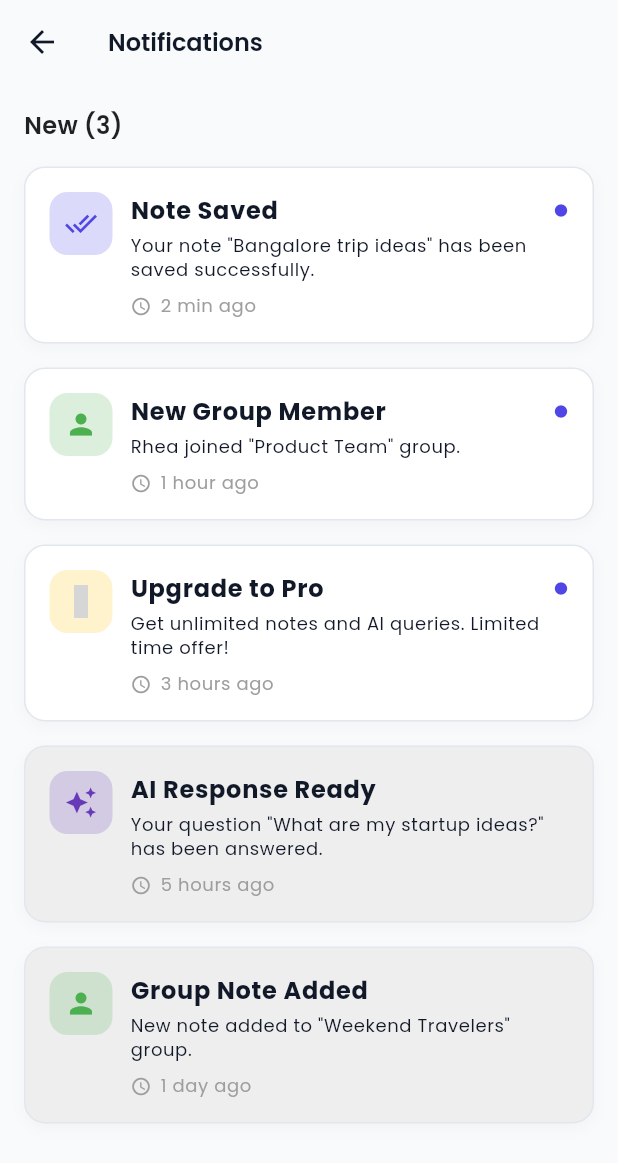
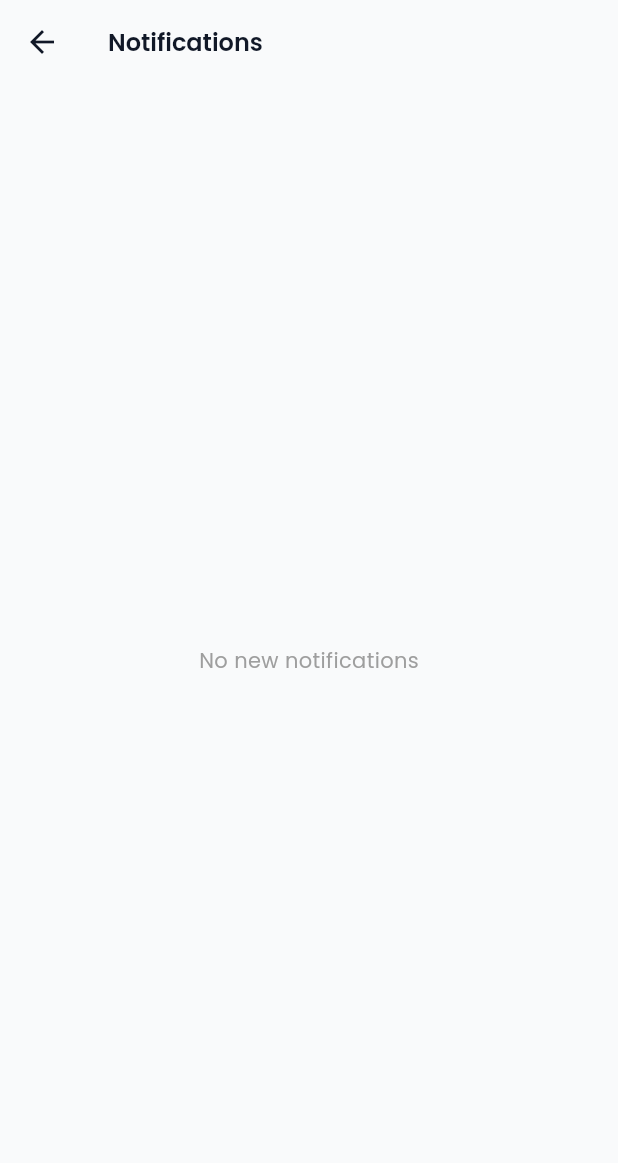
Before and after one commit to fazilmobil80/LimeWyre, a Flutter app: the NotificationsPage screen opened directly, on a phone screen of 412 x 824 dp. Shown: the top 1163 px of the screen. Run offline on Flutter 3.47's test engine with Material 3 defaults, Android fonts, the phone set to English and light mode, and no system bars; our stand-ins replace flutter_linkify, fluttertoast, get, google_fonts, hive_flutter, iconsax and 3 more; missing offline and left inert: amplify_api, amplify_auth_cognito, amplify_flutter, amplify_storage_s3, receive_sharing_intent; accounts and stored records are empty; network calls fail; grey boxes are pictures that could not be loaded.

Commit message:
Fixed login internet, Subscription page, notification page_Android

```diff
--- a/limewyre/lib/appModules/group/group_note.dart
+++ b/limewyre/lib/appModules/group/group_note.dart
@@ -260,7 +260,7 @@ class _GroupNoteState extends State<GroupNote> {
           const SizedBox(height: 6),
 
           Text(
-            'Start adding you thoughts and moments..',
+            'Start adding your thoughts and moments..',
             textAlign: TextAlign.center,
             style: Get.textTheme.bodyMedium!.copyWith(
               color: Colors.grey.shade500,
--- a/limewyre/lib/appModules/notes/personal_notes.dart
+++ b/limewyre/lib/appModules/notes/personal_notes.dart
@@ -221,7 +221,7 @@ class _PersonalNotesState extends State<PersonalNotes> {
           const SizedBox(height: 6),
 
           Text(
-            'Start adding you thoughts and moments..',
+            'Start adding your thoughts and moments..',
             textAlign: TextAlign.center,
             style: Get.textTheme.bodyMedium!.copyWith(
               color: Colors.grey.shade500,
--- a/limewyre/lib/appModules/notifications/notification_controller.dart
+++ b/limewyre/lib/appModules/notifications/notification_controller.dart
@@ -1,51 +1,48 @@
-import 'package:flutter/material.dart';
 import 'package:get/get.dart';
-import 'package:iconsax/iconsax.dart';
-import 'package:limewyre/utils/const_page.dart';
 
 class NotificationController extends GetxController {
   List newNotifications = [
-    {
-      'icon': Icons.done_all,
-      'iconBg': ColorConst.primaryColor,
-      'title': "Note Saved",
-      'message':
-          'Your note "Bangalore trip ideas" has been saved successfully.',
-      'time': "2 min ago",
-      'isRead': false,
-    },
-    {
-      'icon': Icons.person,
-      'iconBg': ColorConst.groupPrimary,
-      'title': "New Group Member",
-      'message': 'Rhea joined "Product Team" group.',
-      'time': "1 hour ago",
-      'isRead': false,
-    },
-    {
-      'icon': Iconsax.crown1,
-      'iconBg': Colors.amber,
-      'title': "Upgrade to Pro",
-      'message': 'Get unlimited notes and AI queries. Limited time offer!',
-      'time': "3 hours ago",
-      'isRead': false,
-    },
-    {
-      'icon': Icons.auto_awesome,
-      'iconBg': ColorConst.secondaryColor,
-      'title': "AI Response Ready",
-      'message':
-          'Your question "What are my startup ideas?" has been answered.',
-      'time': "5 hours ago",
-      'isRead': true,
-    },
-    {
-      'icon': Icons.person,
-      'iconBg': ColorConst.groupPrimary,
-      'title': "Group Note Added",
-      'message': 'New note added to "Weekend Travelers" group.',
-      'time': "1 day ago",
-      'isRead': true,
-    },
+    // {
+    //   'icon': Icons.done_all,
+    //   'iconBg': ColorConst.primaryColor,
+    //   'title': "Note Saved",
+    //   'message':
+    //       'Your note "Bangalore trip ideas" has been saved successfully.',
+    //   'time': "2 min ago",
+    //   'isRead': false,
+    // },
+    // {
+    //   'icon': Icons.person,
+    //   'iconBg': ColorConst.groupPrimary,
+    //   'title': "New Group Member",
+    //   'message': 'Rhea joined "Product Team" group.',
+    //   'time': "1 hour ago",
+    //   'isRead': false,
+    // },
+    // {
+    //   'icon': Iconsax.crown1,
+    //   'iconBg': Colors.amber,
+    //   'title': "Upgrade to Pro",
+    //   'message': 'Get unlimited notes and AI queries. Limited time offer!',
+    //   'time': "3 hours ago",
+    //   'isRead': false,
+    // },
+    // {
+    //   'icon': Icons.auto_awesome,
+    //   'iconBg': ColorConst.secondaryColor,
+    //   'title': "AI Response Ready",
+    //   'message':
+    //       'Your question "What are my startup ideas?" has been answered.',
+    //   'time': "5 hours ago",
+    //   'isRead': true,
+    // },
+    // {
+    //   'icon': Icons.person,
+    //   'iconBg': ColorConst.groupPrimary,
+    //   'title': "Group Note Added",
+    //   'message': 'New note added to "Weekend Travelers" group.',
+    //   'time': "1 day ago",
+    //   'isRead': true,
+    // },
   ];
 }
--- a/limewyre/lib/appModules/notifications/notification_page.dart
+++ b/limewyre/lib/appModules/notifications/notification_page.dart
@@ -31,11 +31,20 @@ class NotificationsPage extends StatelessWidget {
 
       body: Padding(
         padding: const EdgeInsets.all(16),
-        child: Column(
+        child: controller.newNotifications.isEmpty
+            ? Center(
+                child: Text(
+                  "No new notifications",
+                  style: Get.textTheme.bodyMedium!.copyWith(
+                    color: Colors.grey.shade500,
+                  ),
+                ),
+              )
+            : Column(
                 crossAxisAlignment: CrossAxisAlignment.start,
                 children: [
-            const Text(
-              "New (3)",
+                  Text(
+                    "New (${controller.newNotifications.length})",
                     style: TextStyle(
                       fontSize: 16,
                       fontWeight: FontWeight.w600,
@@ -48,7 +57,9 @@ class NotificationsPage extends StatelessWidget {
                     child: ListView.builder(
                       itemCount: controller.newNotifications.length,
                       itemBuilder: (context, index) {
-                  return _notificationTile(controller.newNotifications[index]);
+                        return _notificationTile(
+                          controller.newNotifications[index],
+                        );
                       },
                     ),
                   ),
--- a/limewyre/pubspec.yaml
+++ b/limewyre/pubspec.yaml
@@ -2,7 +2,7 @@ name: limewyre
 description: "A new Flutter project."
 publish_to: 'none'
 
-version: 1.0.0+6
+version: 1.0.0+7
 
 environment:
   sdk: ^3.10.0
```
Also changed, not shown: limewyre/lib/appModules/auth/auth_controller.dart (+8 -1 lines), limewyre/lib/appModules/profile/profile_page.dart (+32 -32 lines). Lines whose indentation alone changed are shown as unchanged.
